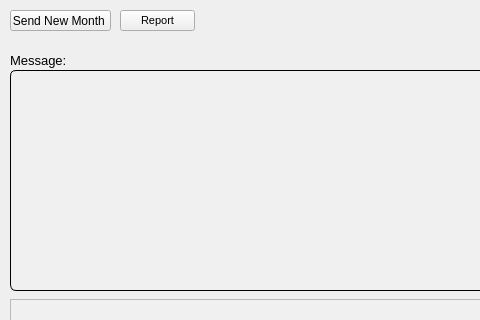
The window that payroll.ui (Yourp/UWOWDevelopHelper) describes before a commit, drawn with Qt 5; both pictures show x 0 to 480 and y 0 to 320 of the 1111 by 669 pixel window.
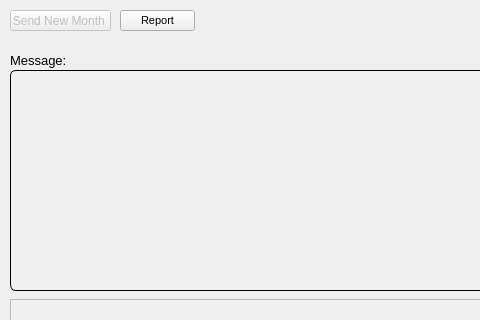
The same window after the commit.

Commit message: крашфикс

Patch:
```diff
--- a/payroll.ui
+++ b/payroll.ui
@@ -228,6 +228,9 @@
    </property>
   </widget>
   <widget class="QPushButton" name="PB_SendNewMonth">
+   <property name="enabled">
+    <bool>false</bool>
+   </property>
    <property name="geometry">
     <rect>
      <x>10</x>
```
The commit also changes 2 other files.
